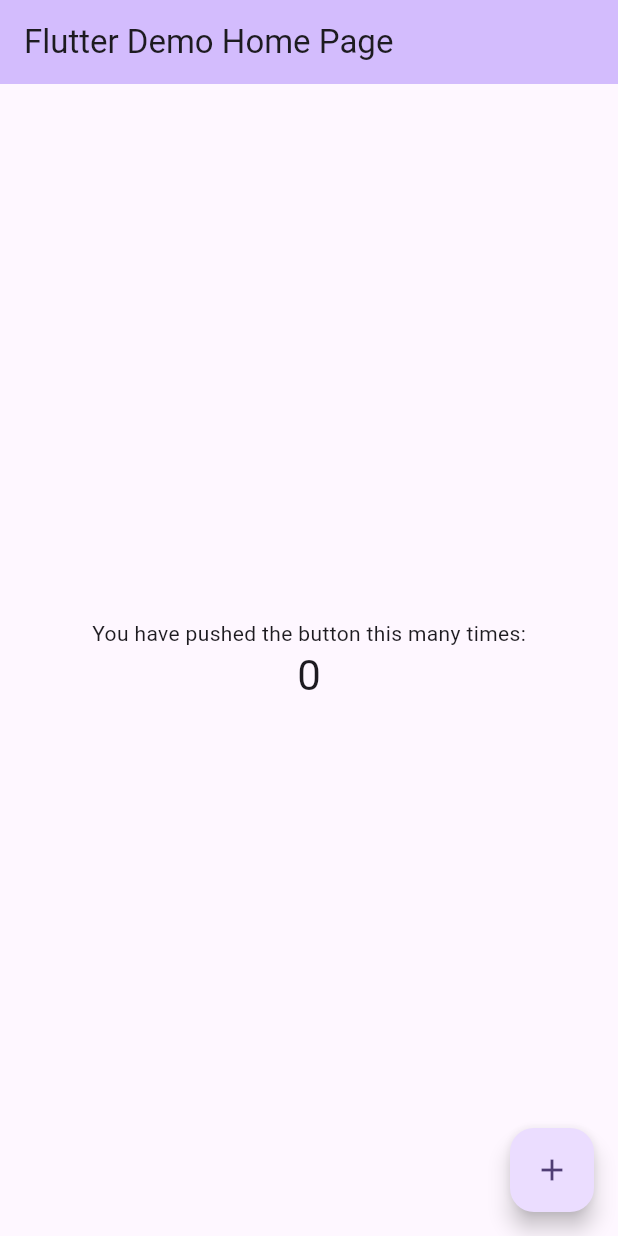
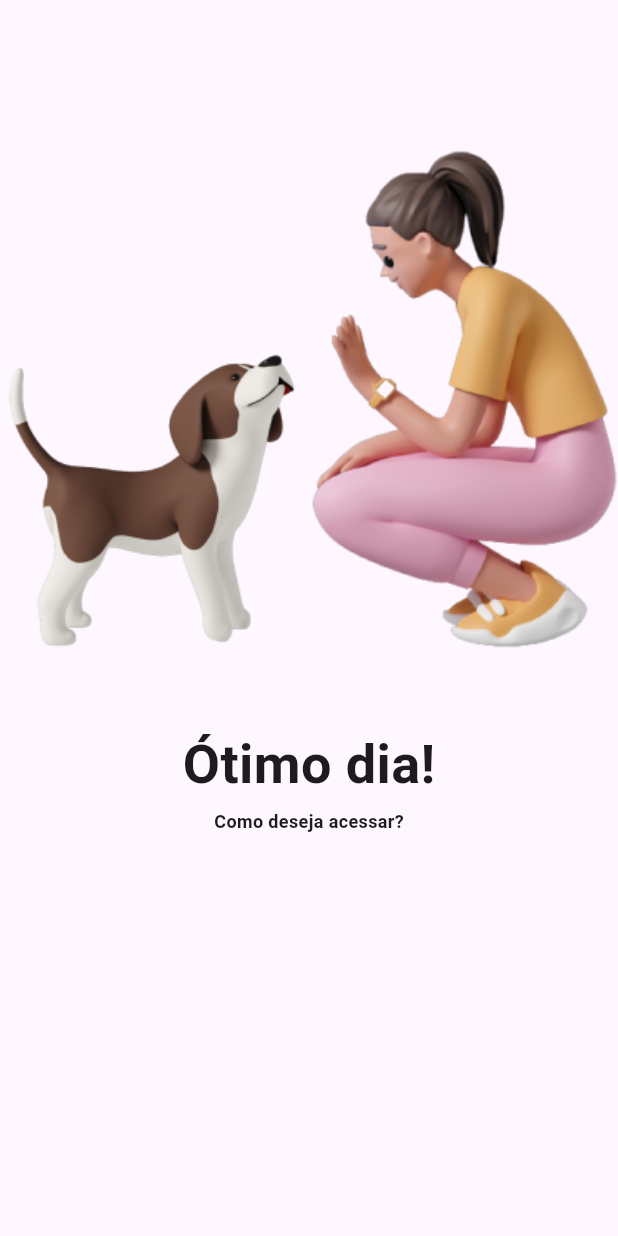
Before and after one commit to HarryDigo/ex-DS, a Flutter app: the screen it shows after launch, on a phone screen of 412 x 824 dp. Run offline on Flutter 3.47's test engine with Material 3 defaults, Android fonts, the phone set to English and light mode, and no system bars; Roboto replaces fonts that are missing (Arial).

Commit message:
comeco do projeto gooday de pm

```diff
--- a/PM/flutter/gooday/lib/Page1.dart
+++ b/PM/flutter/gooday/lib/Page1.dart
@@ -0,0 +1,34 @@
+import 'package:flutter/material.dart';
+
+class Page1 extends StatelessWidget {
+    const Page1({super.key});
+
+    @override
+    Widget build(BuildContext context) {
+        return Scaffold(
+            body: Column(
+                crossAxisAlignment: CrossAxisAlignment.center,
+                children: [
+                    Padding(
+                      padding: const EdgeInsets.only(top: 100),
+                      child: Image.asset("images/casualdog.png", width: double.infinity,),
+                    ),
+                    const Padding(
+                        padding: EdgeInsets.only(top: 50),
+                        child: Text(
+                            style: TextStyle(fontSize: 36, fontWeight: FontWeight.bold, fontFamily: "Arial"),
+                            "Ótimo dia!"
+                        ),
+                    ),
+                    const Padding(
+                        padding: EdgeInsets.only(top: 4),
+                        child: Text(
+                            style: TextStyle(fontSize: 12, fontWeight: FontWeight.bold, fontFamily: "Arial"),
+                            "Como deseja acessar?"
+                        ),
+                    )
+                ],
+            ),
+        );
+    }
+}
--- a/PM/flutter/gooday/lib/main.dart
+++ b/PM/flutter/gooday/lib/main.dart
@@ -1,4 +1,5 @@
 import 'package:flutter/material.dart';
+import 'package:gooday/splashscreen.dart';
 
 void main() {
     runApp(const MyApp());
@@ -7,119 +8,10 @@
 class MyApp extends StatelessWidget {
     const MyApp({super.key});
 
-  // This widget is the root of your application.
     @override
     Widget build(BuildContext context) {
-    return MaterialApp(
-      title: 'Flutter Demo',
-      theme: ThemeData(
-        // This is the theme of your application.
-        //
-        // TRY THIS: Try running your application with "flutter run". You'll see
-        // the application has a purple toolbar. Then, without quitting the app,
-        // try changing the seedColor in the colorScheme below to Colors.green
-        // and then invoke "hot reload" (save your changes or press the "hot
-        // reload" button in a Flutter-supported IDE, or press "r" if you used
-        // the command line to start the app).
-        //
-        // Notice that the counter didn't reset back to zero; the application
-        // state is not lost during the reload. To reset the state, use hot
-        // restart instead.
-        //
-        // This works for code too, not just values: Most code changes can be
-        // tested with just a hot reload.
-        colorScheme: ColorScheme.fromSeed(seedColor: Colors.deepPurple),
-        useMaterial3: true,
-      ),
-      home: const MyHomePage(title: 'Flutter Demo Home Page'),
+        return const MaterialApp(
+            home: SplashScreen(),
         );
     }
 }
-
-class MyHomePage extends StatefulWidget {
-  const MyHomePage({super.key, required this.title});
-
-  // This widget is the home page of your application. It is stateful, meaning
-  // that it has a State object (defined below) that contains fields that affect
-  // how it looks.
-
-  // This class is the configuration for the state. It holds the values (in this
-  // case the title) provided by the parent (in this case the App widget) and
-  // used by the build method of the State. Fields in a Widget subclass are
-  // always marked "final".
-
-  final String title;
-
-  @override
-  State<MyHomePage> createState() => _MyHomePageState();
-}
-
-class _MyHomePageState extends State<MyHomePage> {
-  int _counter = 0;
-
-  void _incrementCounter() {
-    setState(() {
-      // This call to setState tells the Flutter framework that something has
-      // changed in this State, which causes it to rerun the build method below
-      // so that the display can reflect the updated values. If we changed
-      // _counter without calling setState(), then the build method would not be
-      // called again, and so nothing would appear to happen.
-      _counter++;
-    });
-  }
-
-  @override
-  Widget build(BuildContext context) {
-    // This method is rerun every time setState is called, for instance as done
-    // by the _incrementCounter method above.
-    //
-    // The Flutter framework has been optimized to make rerunning build methods
-    // fast, so that you can just rebuild anything that needs updating rather
-    // than having to individually change instances of widgets.
-    return Scaffold(
-      appBar: AppBar(
-        // TRY THIS: Try changing the color here to a specific color (to
-        // Colors.amber, perhaps?) and trigger a hot reload to see the AppBar
-        // change color while the other colors stay the same.
-        backgroundColor: Theme.of(context).colorScheme.inversePrimary,
-        // Here we take the value from the MyHomePage object that was created by
-        // the App.build method, and use it to set our appbar title.
-        title: Text(widget.title),
-      ),
-      body: Center(
-        // Center is a layout widget. It takes a single child and positions it
-        // in the middle of the parent.
-        child: Column(
-          // Column is also a layout widget. It takes a list of children and
-          // arranges them vertically. By default, it sizes itself to fit its
-          // children horizontally, and tries to be as tall as its parent.
-          //
-          // Column has various properties to control how it sizes itself and
-          // how it positions its children. Here we use mainAxisAlignment to
-          // center the children vertically; the main axis here is the vertical
-          // axis because Columns are vertical (the cross axis would be
-          // horizontal).
-          //
-          // TRY THIS: Invoke "debug painting" (choose the "Toggle Debug Paint"
-          // action in the IDE, or press "p" in the console), to see the
-          // wireframe for each widget.
-          mainAxisAlignment: MainAxisAlignment.center,
-          children: <Widget>[
-            const Text(
-              'You have pushed the button this many times:',
-            ),
-            Text(
-              '$_counter',
-              style: Theme.of(context).textTheme.headlineMedium,
-            ),
-          ],
-        ),
-      ),
-      floatingActionButton: FloatingActionButton(
-        onPressed: _incrementCounter,
-        tooltip: 'Increment',
-        child: const Icon(Icons.add),
-      ), // This trailing comma makes auto-formatting nicer for build methods.
-    );
-  }
-}
--- /dev/null
+++ b/PM/flutter/gooday/lib/splashscreen.dart
@@ -0,0 +1,30 @@
+import 'package:flutter/material.dart';
+import 'package:gooday/page1.dart';
+
+class SplashScreen extends StatefulWidget {
+    const SplashScreen({super.key});
+
+    @override
+    State<SplashScreen> createState() => _ScreenState();
+}
+
+class _ScreenState extends State<SplashScreen> {
+
+    @override
+    void initState() {
+        super.initState();
+        Future.delayed(const Duration(milliseconds: 500))
+            .then((_) => {
+                Navigator.push(context, MaterialPageRoute(builder: (context) => const Page1()))
+            });
+    }
+    @override
+    Widget build(BuildContext context) {
+        return Scaffold(
+            backgroundColor: const Color(0xff14c871),
+            body: Center(
+                child: Image.asset("images/Logotipo.png"),
+            ),
+        );
+    }
+}
--- a/PM/flutter/gooday/pubspec.yaml
+++ b/PM/flutter/gooday/pubspec.yaml
@@ -59,8 +59,8 @@ flutter:
   uses-material-design: true
 
   # To add assets to your application, add an assets section, like this:
-  # assets:
-  #   - images/a_dot_burr.jpeg
+  assets:
+    - images/
   #   - images/a_dot_ham.jpeg
 
   # An image asset can refer to one or more resolution-specific "variants", see
```
Also changed, not shown: PM/flutter/gooday/images/Facebook.png (added), PM/flutter/gooday/images/Gooday (Community).png (added), PM/flutter/gooday/images/Google.png (added), PM/flutter/gooday/images/Logotipo.png (added), PM/flutter/gooday/images/boyball.png (added), PM/flutter/gooday/images/boycook.png (added), PM/flutter/gooday/images/casualdog.png (added), PM/flutter/gooday/images/dogbuy.png (added), PM/flutter/gooday/images/girlyoga.png (added), PM/flutter/gooday/images/logotipo-green.png (added), PM/flutter/gooday/images/logotipo-image.png (added), PM/flutter/gooday/lib/Page3.dart (deleted). Lines whose indentation alone changed are shown as unchanged.
